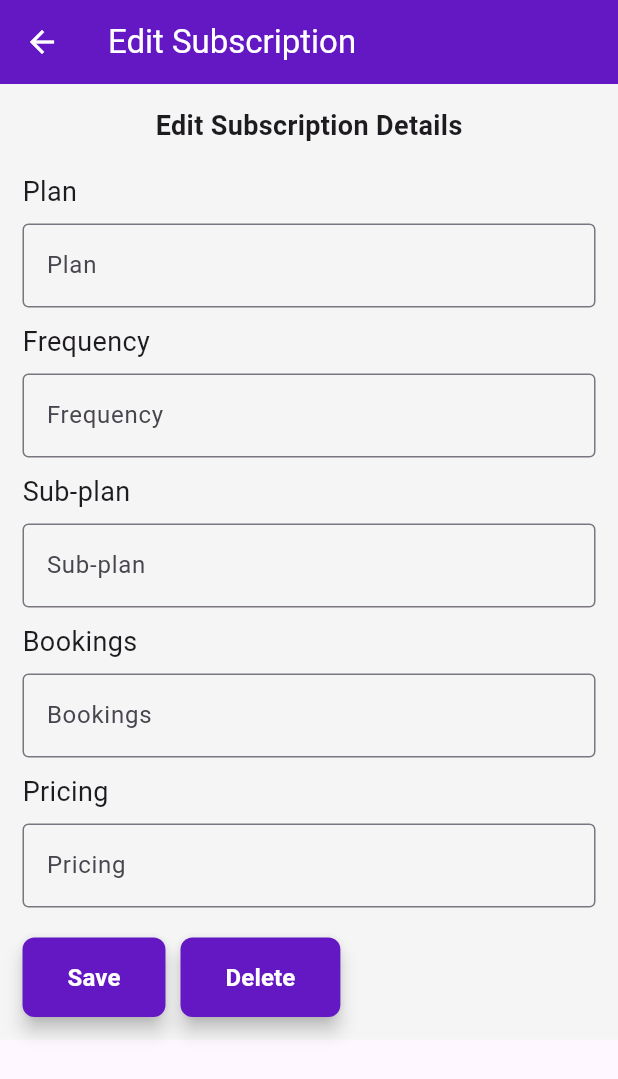
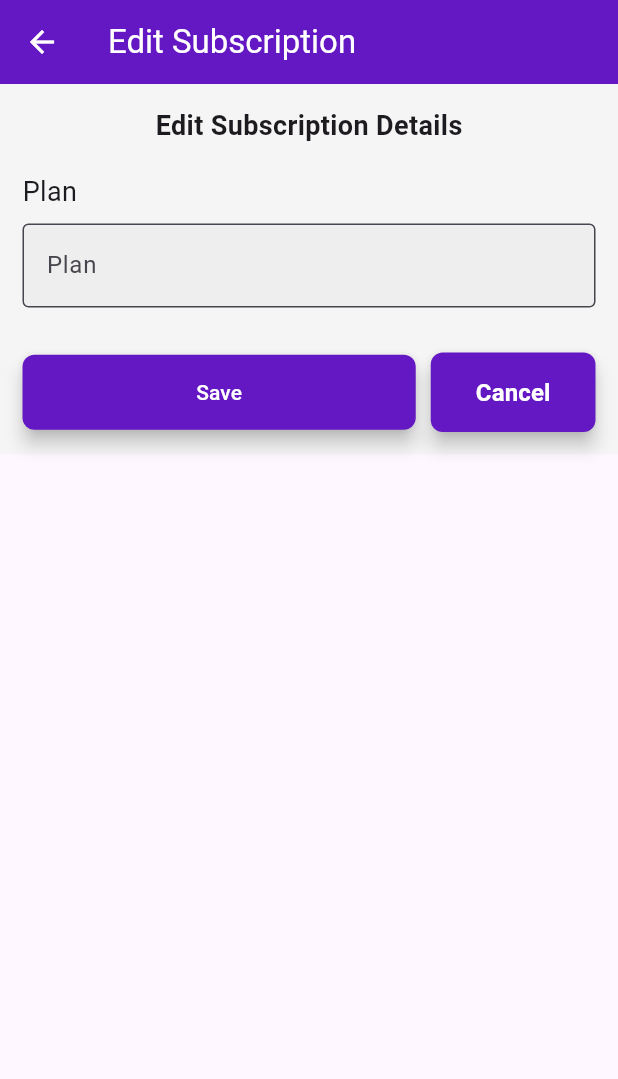
Before and after one commit to venkat7099/banquetbookingz, a Flutter app: the EditSubscriber screen opened by its route, on a phone screen of 412 x 824 dp. Shown: the top 1079 px of the screen. Run offline on Flutter 3.47's test engine with Material 3 defaults, Android fonts, the phone set to English and light mode, and no system bars; our stand-ins replace connectivity_plus, fl_chart, flutter_riverpod, image_picker, shared_preferences; missing offline and left inert: dart:ffi; accounts and stored records are empty; network calls fail; Roboto replaces fonts that are missing (Montserrat).

Commit message:
16.1dec updated

```diff
--- a/lib/views/editsubscriber.dart
+++ b/lib/views/editsubscriber.dart
@@ -11,6 +11,8 @@ class EditSubscriber extends ConsumerStatefulWidget {
   ConsumerState<EditSubscriber> createState() => _EditSubscriberState();
 }
 
+
+
 class _EditSubscriberState extends ConsumerState<EditSubscriber> {
   final TextEditingController planControllers = TextEditingController();
   final TextEditingController frequencyControllers = TextEditingController();
@@ -19,6 +21,9 @@ class _EditSubscriberState extends ConsumerState<EditSubscriber> {
   final TextEditingController pricingControllers = TextEditingController();
 
   bool isDeleting = false;
+  String? types;
+  int? planId;
+  int? createdby;
 
   @override
   void dispose() {
@@ -36,11 +41,22 @@ class _EditSubscriberState extends ConsumerState<EditSubscriber> {
     // Fetch subscription data to populate fields
     final args = ModalRoute.of(context)?.settings.arguments as Map<String, dynamic>?;
     if (args != null) {
+
+      types = args['type']; // Type: plan or sub_plan
+      planId = args['planId']??'';
+      //  is int ? args['planId'] : int.tryParse(args['planId'].toString());
+      createdby = args['Createdby']??'';
+      //  is int ? args['Createdby'] : int.tryParse(args['Createdby'].toString());
+
       planControllers.text = args['planName'] ?? '';
       frequencyControllers.text = args['frequency'] ?? '';
       subPlanControllers.text = args['subPlanName'] ?? '';
-      bookingsControllers.text = args['bookings'] ?? '';
-      pricingControllers.text = args['pricing'] ?? '';
+      bookingsControllers.text = args['numOfBookings'] ?? '';
+      pricingControllers.text = args['price'] ?? '';
+      print("Received arguments: ${args}");
+
+
+      print('types: $types, planId: $planId, createdby: $createdby planname-${planControllers.text},freqeuncy-${frequencyControllers.text},subplanname-${subPlanControllers.text},booking-${bookingsControllers.text},price-${pricingControllers.text}');
     }
   }
 
@@ -70,147 +86,118 @@ class _EditSubscriberState extends ConsumerState<EditSubscriber> {
               ),
             ),
             const SizedBox(height: 18),
-              _buildTextField("Plan", planControllers),
+            // Plan field: Editable if type == "plan", read-only otherwise
+            _buildTextField(
+              "Plan",
+              planControllers,
+              isReadOnly: types != "plan",
+            ),
             const SizedBox(height: 10),
-              _buildTextField("Frequency", frequencyControllers, keyboardType: TextInputType.number),
+            // Conditionally display fields based on type == "sub_plan"
+            if (types == "sub_plan") ...[
+              _buildTextField("Frequency", frequencyControllers,
+                  keyboardType: TextInputType.number),
               const SizedBox(height: 10),
               _buildTextField("Sub-plan", subPlanControllers),
               const SizedBox(height: 10),
-              _buildTextField("Bookings", bookingsControllers, keyboardType: TextInputType.number),
+              _buildTextField("Bookings", bookingsControllers,
+                  keyboardType: TextInputType.number),
               const SizedBox(height: 10),
-              _buildTextField("Pricing", pricingControllers, keyboardType: TextInputType.number),
+              _buildTextField("Pricing", pricingControllers,
+                  keyboardType: TextInputType.number),
+            ],
             const SizedBox(height: 20),
-              // Row(
-              //   children: [
-              //     Expanded(
-              //       child: ElevatedButton(
-              //         onPressed: isLoading
-              //             ? null
-              //             : () async {
-
-              //               if(type=="plan"){
-              //                   await ref.read(subscriptionProvider.notifier).editSubscriptionDetails(
-
-              //                       type:"plan",
-              //                       planId: "7",
-
-              //                       planName: "bronze",
-              //                       createdby: "33",
-
-
-              //                     );
-              //               }
-              //               else{
-              //                      await ref.read(subscriptionProvider.notifier).editSubscriptionDetails(
-
-              //                       type:"sub_plan",
-              //                       planId: "7",
-              //                       planName: subPlanControllers.text,
-
-              //                       frequency: frequencyControllers.text,
-
-              //                       numBookings: bookingsControllers.text,
-              //                       price: pricingControllers.text,
-              //                     );
-              //               }
-
-              //                 _showSnackBar(context, "Subscription updated successfully!");
-              //               },
-              //         style: ElevatedButton.styleFrom(
-              //           backgroundColor: const Color(0XFF6418C3),
-              //           padding: const EdgeInsets.symmetric(vertical: 15),
-              //         ),
-              //         child: isLoading
-              //             ? const CircularProgressIndicator(color: Colors.white)
-              //             : const Text("Save"),
-              //       ),
-              //     ),
-              //     const SizedBox(width: 10),
-
-              //     ElevatedButton(
-              //         onPressed: (){
-
-
-              //         },
-              //          style: ElevatedButton.styleFrom(
-              //           backgroundColor: Colors.red,
-              //           padding: const EdgeInsets.symmetric(vertical: 15),
-              //            ),
-              //          child:const Text("Delete")
-                      // isDeleting
-                      //     ? null
-                      //     : () async {
-                      //         setState(() => isDeleting = true);
-                      //         await ref.read(subscriptionProvider.notifier).deleteSubscription();
-                      //         setState(() => isDeleting = false);
-                      //         Navigator.of(context).pop();
-                      //         _showSnackBar(context, "Subscription deleted successfully!");
-                      //       },
-                      // style: ElevatedButton.styleFrom(
-                      //   backgroundColor: Colors.red,
-                      //   padding: const EdgeInsets.symmetric(vertical: 15),
-                      // ),
-                      // child: isDeleting
-                      //     ? const CircularProgressIndicator(color: Colors.white)
-                      //     : const Text("Delete"),
-              //       ),
-
-              //   ],
-              // ),
-
             Row(
               children: [
+                Expanded(
+                  child: ElevatedButton(
+                    onPressed: isLoading
+                        ? null
+                        : () async {
+                            if (planId == null) {
+                              _showSnackBar(context, "Error: Plan ID is missing.");
+                              return;
+                            }
+
+                            if (types == "plan") {
+                              await ref
+                                  .read(subscriptionProvider.notifier)
+                                  .editSubscriptionDetails(
+                                    type: "plan",
+                                    planId: planId,
+                                    planName: planControllers.text,
+                                    userId: createdby,
+                                  );
+                            } else if (types == "sub_plan") {
+                              await ref
+                                  .read(subscriptionProvider.notifier)
+                                  .editSubscriptionDetails(
+                                    type: "sub_plan",
+                                    planId: planId,
+                                    planName: subPlanControllers.text,
+                                    frequency: frequencyControllers.text,
+                                    userId: createdby,
+                                    numBookings: bookingsControllers.text,
+                                    price: pricingControllers.text,
+                                  );
+                            } else {
+                              _showSnackBar(context, "Error: Unknown type.");
+                              return;
+                            }
+
+                            _showSnackBar(
+                                context, "Subscription updated successfully!");
+                            Navigator.of(context).pop(); // Navigate back after update
+                          },
+                    style: ElevatedButton.styleFrom(
+                      backgroundColor: const Color(0XFF6418C3),
+                      foregroundColor: Colors.white,
+                      padding: const EdgeInsets.symmetric(vertical: 15),
+                      shape: RoundedRectangleBorder(
+                        borderRadius: BorderRadius.circular(8),
+                      ),
+                      elevation: 5,
+                    ),
+                    child: isLoading
+                        ? const CircularProgressIndicator(color: Colors.white)
+                        : const Text("Save"),
+                  ),
+                ),
+                const SizedBox(width: 10),
                 ElevatedButton(
                   onPressed: () {
-
-                        print("Button Pressed!");
+                    Navigator.pop(context);
                   },
                   style: ElevatedButton.styleFrom(
-                        backgroundColor: const Color(0xFF6418C3), // Button color
-                        foregroundColor: Colors.white, // Text color
-                        padding: const EdgeInsets.symmetric(vertical: 15, horizontal: 30), // Padding
+                    backgroundColor: const Color(0xFF6418C3),
+                    foregroundColor: Colors.white,
+                    padding: const EdgeInsets.symmetric(
+                        vertical: 15, horizontal: 30),
                     shape: RoundedRectangleBorder(
-                          borderRadius: BorderRadius.circular(8), // Rounded corners
+                      borderRadius: BorderRadius.circular(8),
                     ),
-                        elevation: 5, // Shadow elevation
+                    elevation: 5,
                   ),
                   child: const Text(
-                        "Save",
+                    "Cancel",
                     style: TextStyle(fontSize: 16, fontWeight: FontWeight.bold),
                   ),
                 ),
-                    const SizedBox(width: 10,),
-                    ElevatedButton(
-                        onPressed: () {
-                          // Action to perform when button is pressed
-                          print("Button Pressed!");
-                        },
-                        style: ElevatedButton.styleFrom(
-                          backgroundColor: const Color(0xFF6418C3), // Button color
-                          foregroundColor: Colors.white, // Text color
-                          padding: const EdgeInsets.symmetric(vertical: 15, horizontal: 30), // Padding
-                          shape: RoundedRectangleBorder(
-                            borderRadius: BorderRadius.circular(8), // Rounded corners
+              ],
             ),
-                          elevation: 5, // Shadow elevation
-                        ),
-                        child: const Text(
-                          "Delete",
-                          style: TextStyle(fontSize: 16, fontWeight: FontWeight.bold),
-                        ),
-                      ),
-
-
-              ],)
           ],
         ),
       ),
     ),
   );
 }
-
-  Widget _buildTextField(String label, TextEditingController controller,
-      {TextInputType keyboardType = TextInputType.text}) {
+}
+Widget _buildTextField(
+    String label,
+    TextEditingController controller, {
+    TextInputType keyboardType = TextInputType.text,
+    bool isReadOnly = false, // Add a read-only flag
+  }) {
   return Column(
     crossAxisAlignment: CrossAxisAlignment.start,
     children: [
@@ -219,18 +206,23 @@ class _EditSubscriberState extends ConsumerState<EditSubscriber> {
       TextFormField(
         controller: controller,
         keyboardType: keyboardType,
+        readOnly: isReadOnly, // Apply the read-only behavior
         decoration: InputDecoration(
           hintText: label,
           border: const OutlineInputBorder(),
+          filled: isReadOnly, // Grey out read-only fields
+          fillColor: isReadOnly ? Colors.grey.shade200 : Colors.white,
         ),
       ),
     ],
   );
 }
-
 void _showSnackBar(BuildContext context, String message) {
   ScaffoldMessenger.of(context).showSnackBar(
-      SnackBar(content: Text(message)),
+    SnackBar(
+      content: Text(message),
+      backgroundColor: const Color(0xff6418c3), // Customize background color
+      behavior: SnackBarBehavior.floating, // Optional: Floating snack bar
+    ),
   );
 }
-}
```
Also changed, not shown: lib/providers/subscriptionprovider_0.dart (+38 -40 lines), lib/views/subscription.dart (+8 -6 lines). Lines whose indentation alone changed are shown as unchanged.
